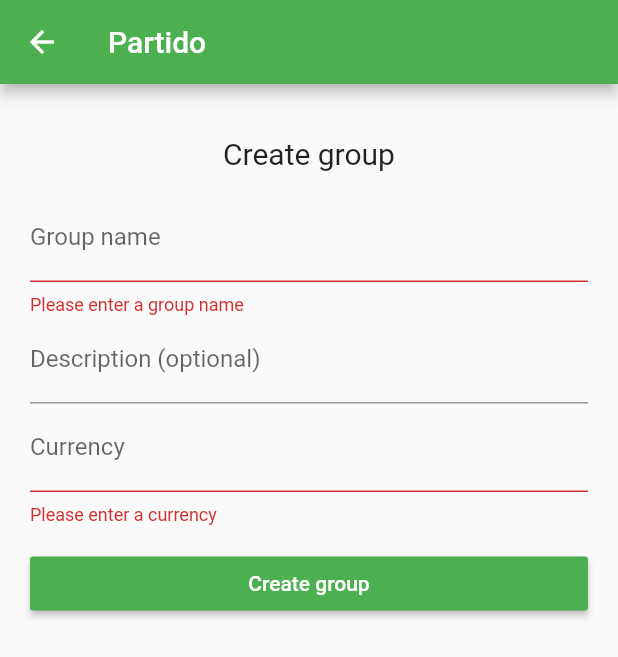
After one commit to partidodev/partido-client, a Flutter app: the CreateGroupPage screen opened by its route, after a tap on "Create group", on a phone screen of 412 x 824 dp. The commit adds this screen. Shown: the top 657 px of the screen. Run offline on Flutter 3.47's test engine with Material 2 defaults, Android fonts, the phone set to English and light mode, and no system bars; our stand-ins replace dio, logger, retrofit, shared_preferences; accounts and stored records are empty; generated files the repository leaves out were written again; network calls fail.

Commit message:
Implemented group creation page

```diff
--- a/lib/api/api.dart
+++ b/lib/api/api.dart
@@ -34,6 +34,9 @@ abstract class Api {
   @GET("/currentusergroups")
   Future<List<Group>> getMyGroups();
 
+  @POST("/groups/")
+  Future<HttpResponse<Group>> createGroup(@Body() Group group);
+
   @GET("/groups/{groupId}")
   Future<Group> getGroup(@Path("groupId") int groupId);
 
--- a/lib/main.dart
+++ b/lib/main.dart
@@ -1,6 +1,7 @@
 import 'package:flutter/material.dart';
 import 'package:partido_client/api/api.dart';
 import 'package:partido_client/pages/create_bill_page.dart';
+import 'package:partido_client/pages/create_group_page.dart';
 import 'package:partido_client/pages/home_page.dart';
 import 'package:partido_client/pages/login_page.dart';
 import 'package:partido_client/pages/signup_page.dart';
@@ -47,6 +48,7 @@ void main() async {
           '/login': (_) => LoginPage(),
           '/signup': (_) => SignupPage(),
           '/create-bill': (_) => CreateBillPage(),
+          '/create-group': (_) => CreateGroupPage(),
         },
       )
     )
--- a/lib/pages/bill_details_page.dart
+++ b/lib/pages/bill_details_page.dart
@@ -79,7 +79,7 @@ class BillDetailsPage extends StatelessWidget {
                       Divider(),
                       ListView.builder(
                         shrinkWrap: true,
-                        //padding: EdgeInsets.only(bottom: 70),
+                        physics: const NeverScrollableScrollPhysics(),
                         itemCount: bill.splits.length,
                         itemBuilder: (context, index) {
                           return ListTile(
--- /dev/null
+++ b/lib/pages/create_group_page.dart
@@ -0,0 +1,122 @@
+import 'package:flutter/material.dart';
+import 'package:logger/logger.dart';
+import 'package:partido_client/model/group.dart';
+import 'package:provider/provider.dart';
+import 'package:retrofit/dio.dart';
+
+import '../api/api.dart';
+import '../api/api_service.dart';
+import '../app_state.dart';
+
+class CreateGroupPage extends StatefulWidget {
+  CreateGroupPage({Key key}) : super(key: key);
+
+  @override
+  _CreateGroupPageState createState() => _CreateGroupPageState();
+}
+
+class _CreateGroupPageState extends State<CreateGroupPage> {
+  var logger = Logger(printer: PrettyPrinter());
+
+  Api api = ApiService.getApi();
+
+  final _formKey = GlobalKey<FormState>();
+  String _name;
+  String _description;
+  String _currency;
+
+  void _createGroup() async {
+    Group group = new Group(name: _name, status: _description, currency: _currency);
+    try {
+      HttpResponse<Group> response = await api.createGroup(group);
+      if (response.response.statusCode == 200) {
+        Provider.of<AppState>(context, listen: false).changeSelectedGroup(response.data.id);
+        Navigator.pushReplacementNamed(context, "/home");
+      }
+    } catch (e) {
+      logger.e('Group creation failed', e);
+    }
+  }
+
+  @override
+  Widget build(BuildContext context) {
+    return new Scaffold(
+      appBar: AppBar(
+        title: Text('Partido'),
+      ),
+      body: ListView(
+        children: <Widget>[
+          Container(
+            padding: EdgeInsets.fromLTRB(20, 35, 20, 20),
+            child: Form(
+              key: _formKey,
+              child: Column(
+                mainAxisAlignment: MainAxisAlignment.center,
+                children: <Widget>[
+                  Text(
+                    'Create group',
+                    style: TextStyle(fontSize: 20),
+                  ),
+                  SizedBox(height: 15.0),
+                  TextFormField(
+                    onSaved: (value) => _name = value,
+                    keyboardType: TextInputType.text,
+                    decoration: InputDecoration(labelText: "Group name"),
+                    textCapitalization: TextCapitalization.sentences,
+                    validator: (value) {
+                      if (value.isEmpty) {
+                        return 'Please enter a group name';
+                      }
+                      if (value.length > 255) {
+                        return 'Max. 255 characters allowed';
+                      }
+                      return null;
+                    },
+                  ),
+                  TextFormField(
+                    onSaved: (value) => _description = value,
+                    decoration: InputDecoration(labelText: "Description (optional)"),
+                    textCapitalization: TextCapitalization.sentences,
+                    validator: (value) {
+                      if (value.length > 255) {
+                        return 'Max. 255 characters allowed';
+                      }
+                      return null;
+                    },
+                  ),
+                  TextFormField(
+                    onSaved: (value) => _currency = value,
+                    decoration: InputDecoration(labelText: "Currency"),
+                    textCapitalization: TextCapitalization.sentences,
+                    validator: (value) {
+                      if (value.isEmpty) {
+                        return 'Please enter a currency';
+                      }
+                      if (value.length > 255) {
+                        return 'Max. 255 characters allowed';
+                      }
+                      return null;
+                    },
+                  ),
+                  SizedBox(height: 15.0),
+                  MaterialButton(
+                      minWidth: double.infinity,
+                      color: Theme.of(context).primaryColor,
+                      textColor: Colors.white,
+                      child: Text("Create group"),
+                      onPressed: () {
+                        final form = _formKey.currentState;
+                        form.save();
+                        if (form.validate()) {
+                          _createGroup();
+                        }
+                      }),
+                ],
+              ),
+            ),
+          ),
+        ],
+      ),
+    );
+  }
+}
--- a/lib/pages/home_page.dart
+++ b/lib/pages/home_page.dart
@@ -63,7 +63,7 @@ class _HomePageState extends State<HomePage> {
                 padding: EdgeInsets.only(left: 14, right: 14),
                 child: Text('Create new'),
                 onPressed: () {
-                  Navigator.of(context).pop();
+                  Navigator.pushReplacementNamed(context, '/create-group');
                 },
               ),
             ],
```
Also changed, not shown: lib/api/api.g.dart.
